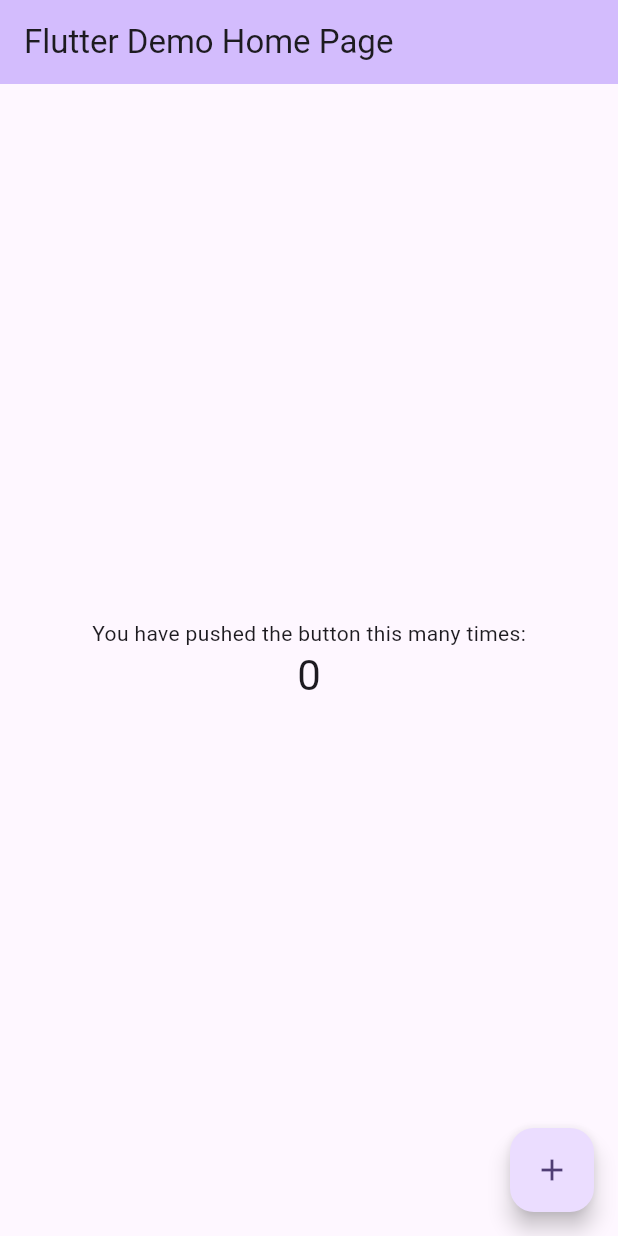
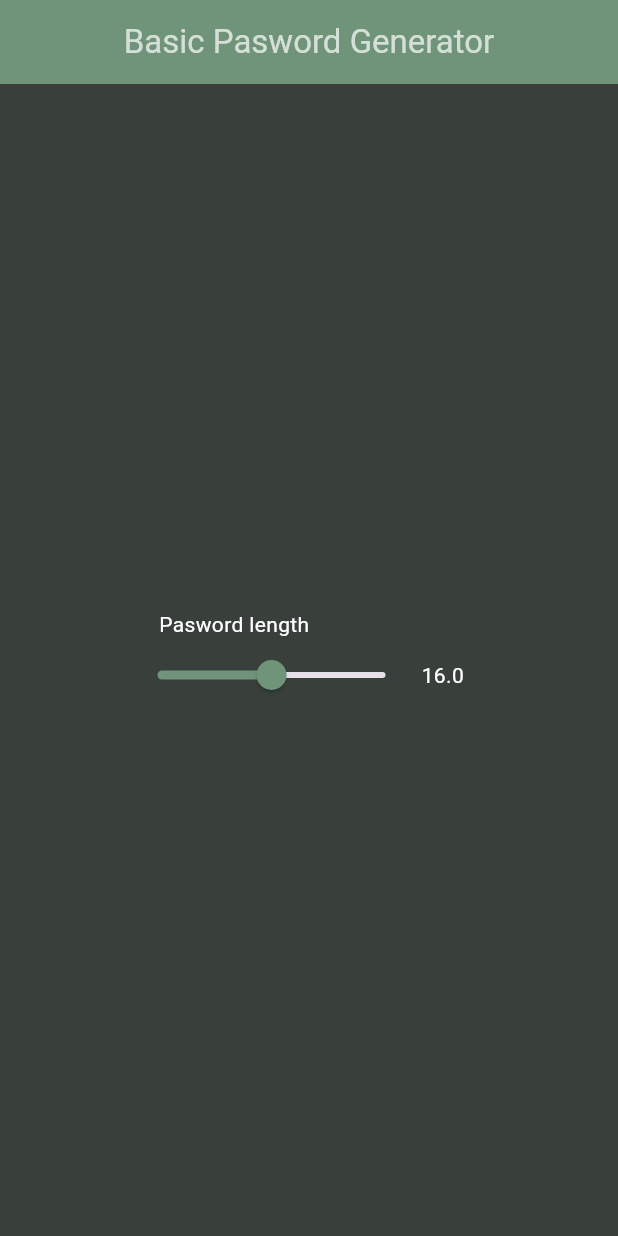
Before and after one commit to erenkarakayaw/basicflutterpasswordgenerator, a Flutter app: the screen it shows after launch, on a phone screen of 412 x 824 dp. Run offline on Flutter 3.47's test engine with Material 3 defaults, Android fonts, the phone set to English and light mode, and no system bars.

Commit message:
lengthbar
password lengthbar tamamdir

```diff
--- /dev/null
+++ b/lib/MyApp.dart
@@ -0,0 +1,15 @@
+import 'package:flutter/material.dart';
+import 'appBody.dart';
+
+
+class MyApp extends StatelessWidget {
+  @override
+  Widget build(BuildContext context) {
+      return MaterialApp(
+        debugShowCheckedModeBanner: false,
+        home: appBody(),
+      );
+  }
+
+
+}
--- /dev/null
+++ b/lib/appBody.dart
@@ -0,0 +1,70 @@
+import 'package:flutter/material.dart';
+
+class appBody extends StatefulWidget {
+  @override
+  _appBody createState() => _appBody();
+}
+
+class _appBody extends State<appBody> {
+  double _slidervalue = 16;
+
+  void setSliderVal(double val) {
+    setState(() {
+      _slidervalue = val.toInt() as double;
+    });
+  }
+
+  @override
+  Widget build(BuildContext context) {
+    return Scaffold(
+      backgroundColor: Color.fromARGB(255, 57, 64, 59),
+      appBar: AppBar(
+        backgroundColor: Color.fromARGB(255, 112, 148, 122),
+        centerTitle: true,
+        title: Text("Basic Pasword Generator",
+            style: TextStyle(color: Colors.white70)),
+      ),
+      body: Center(
+        child: Row(
+          mainAxisAlignment: MainAxisAlignment.center,
+          children: [
+            Column(
+              mainAxisAlignment: MainAxisAlignment.center,
+              children: [
+                Container(
+                  child: Text("Pasword length",
+                      style: TextStyle(color: Colors.white)),
+                  width: 200,
+                ),
+                Row(
+                  mainAxisAlignment: MainAxisAlignment.center,
+                  children: [
+                    Container(
+                      child: Slider(
+                        value: _slidervalue,
+                        max: 32,
+                        min: 0,
+                        onChanged: (e) => {
+                          setSliderVal(e),
+                        },
+                        activeColor: Color.fromARGB(255, 112, 148, 122),
+                      ),
+                      width: 200,
+                    ),
+                    Container(
+                      width: 50,
+                      child: Text(
+                        "$_slidervalue",
+                        style: TextStyle(color: Colors.white),
+                      ),
+                    )
+                  ],
+                )
+              ],
+            )
+          ],
+        ),
+      ),
+    );
+  }
+}
--- a/lib/main.dart
+++ b/lib/main.dart
@@ -1,125 +1,6 @@
 import 'package:flutter/material.dart';
+import 'MyApp.dart';
 
 void main() {
-  runApp(const MyApp());
+  runApp(MyApp());
 }
-
-class MyApp extends StatelessWidget {
-  const MyApp({super.key});
-
-  // This widget is the root of your application.
-  @override
-  Widget build(BuildContext context) {
-    return MaterialApp(
-      title: 'Flutter Demo',
-      theme: ThemeData(
-        // This is the theme of your application.
-        //
-        // TRY THIS: Try running your application with "flutter run". You'll see
-        // the application has a purple toolbar. Then, without quitting the app,
-        // try changing the seedColor in the colorScheme below to Colors.green
-        // and then invoke "hot reload" (save your changes or press the "hot
-        // reload" button in a Flutter-supported IDE, or press "r" if you used
-        // the command line to start the app).
-        //
-        // Notice that the counter didn't reset back to zero; the application
-        // state is not lost during the reload. To reset the state, use hot
-        // restart instead.
-        //
-        // This works for code too, not just values: Most code changes can be
-        // tested with just a hot reload.
-        colorScheme: ColorScheme.fromSeed(seedColor: Colors.deepPurple),
-        useMaterial3: true,
-      ),
-      home: const MyHomePage(title: 'Flutter Demo Home Page'),
-    );
-  }
-}
-
-class MyHomePage extends StatefulWidget {
-  const MyHomePage({super.key, required this.title});
-
-  // This widget is the home page of your application. It is stateful, meaning
-  // that it has a State object (defined below) that contains fields that affect
-  // how it looks.
-
-  // This class is the configuration for the state. It holds the values (in this
-  // case the title) provided by the parent (in this case the App widget) and
-  // used by the build method of the State. Fields in a Widget subclass are
-  // always marked "final".
-
-  final String title;
-
-  @override
-  State<MyHomePage> createState() => _MyHomePageState();
-}
-
-class _MyHomePageState extends State<MyHomePage> {
-  int _counter = 0;
-
-  void _incrementCounter() {
-    setState(() {
-      // This call to setState tells the Flutter framework that something has
-      // changed in this State, which causes it to rerun the build method below
-      // so that the display can reflect the updated values. If we changed
-      // _counter without calling setState(), then the build method would not be
-      // called again, and so nothing would appear to happen.
-      _counter++;
-    });
-  }
-
-  @override
-  Widget build(BuildContext context) {
-    // This method is rerun every time setState is called, for instance as done
-    // by the _incrementCounter method above.
-    //
-    // The Flutter framework has been optimized to make rerunning build methods
-    // fast, so that you can just rebuild anything that needs updating rather
-    // than having to individually change instances of widgets.
-    return Scaffold(
-      appBar: AppBar(
-        // TRY THIS: Try changing the color here to a specific color (to
-        // Colors.amber, perhaps?) and trigger a hot reload to see the AppBar
-        // change color while the other colors stay the same.
-        backgroundColor: Theme.of(context).colorScheme.inversePrimary,
-        // Here we take the value from the MyHomePage object that was created by
-        // the App.build method, and use it to set our appbar title.
-        title: Text(widget.title),
-      ),
-      body: Center(
-        // Center is a layout widget. It takes a single child and positions it
-        // in the middle of the parent.
-        child: Column(
-          // Column is also a layout widget. It takes a list of children and
-          // arranges them vertically. By default, it sizes itself to fit its
-          // children horizontally, and tries to be as tall as its parent.
-          //
-          // Column has various properties to control how it sizes itself and
-          // how it positions its children. Here we use mainAxisAlignment to
-          // center the children vertically; the main axis here is the vertical
-          // axis because Columns are vertical (the cross axis would be
-          // horizontal).
-          //
-          // TRY THIS: Invoke "debug painting" (choose the "Toggle Debug Paint"
-          // action in the IDE, or press "p" in the console), to see the
-          // wireframe for each widget.
-          mainAxisAlignment: MainAxisAlignment.center,
-          children: <Widget>[
-            const Text(
-              'You have pushed the button this many times:',
-            ),
-            Text(
-              '$_counter',
-              style: Theme.of(context).textTheme.headlineMedium,
-            ),
-          ],
-        ),
-      ),
-      floatingActionButton: FloatingActionButton(
-        onPressed: _incrementCounter,
-        tooltip: 'Increment',
-        child: const Icon(Icons.add),
-      ), // This trailing comma makes auto-formatting nicer for build methods.
-    );
-  }
-}
--- a/pubspec.yaml
+++ b/pubspec.yaml
@@ -59,9 +59,9 @@ flutter:
   uses-material-design: true
 
   # To add assets to your application, add an assets section, like this:
-  # assets:
-  #   - images/a_dot_burr.jpeg
-  #   - images/a_dot_ham.jpeg
+  #assets:
+    #- images/a_dot_burr.jpeg
+    #- images/a_dot_ham.jpeg
 
   # An image asset can refer to one or more resolution-specific "variants", see
   # https://flutter.dev/assets-and-images/#resolution-aware
```
Also changed, not shown: template.png (added).
